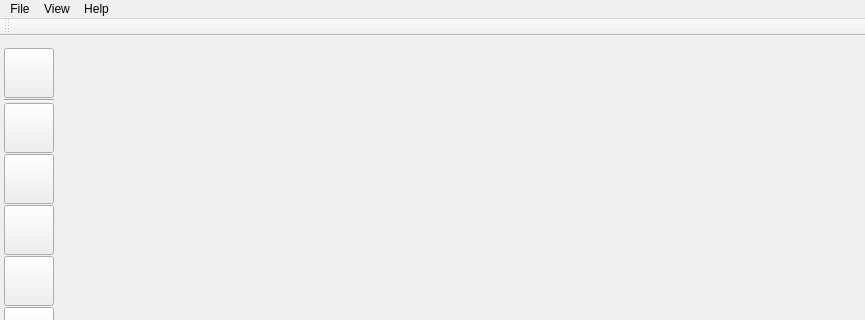
First picture: the form in ui/main_window.ui, repository zkovari/plotlyst, before the edit; both pictures show x 0 to 865 and y 0 to 320 of the 865 by 665 pixel window.
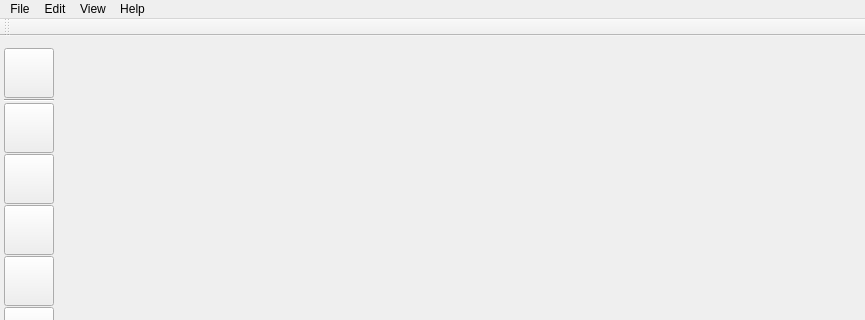
Second picture: the form after the edit.

The edit to the form file:
```diff
--- a/ui/main_window.ui
+++ b/ui/main_window.ui
@@ -516,7 +516,14 @@
     </property>
     <addaction name="actionAbout"/>
    </widget>
+   <widget class="QMenu" name="menuEdit">
+    <property name="title">
+     <string>Edit</string>
+    </property>
+    <addaction name="actionPersist"/>
+   </widget>
    <addaction name="menuFile"/>
+   <addaction name="menuEdit"/>
    <addaction name="menuView"/>
    <addaction name="menuHelp"/>
   </widget>
```
Left out of the diff: 5 changed lines with no effect on the pictures.
